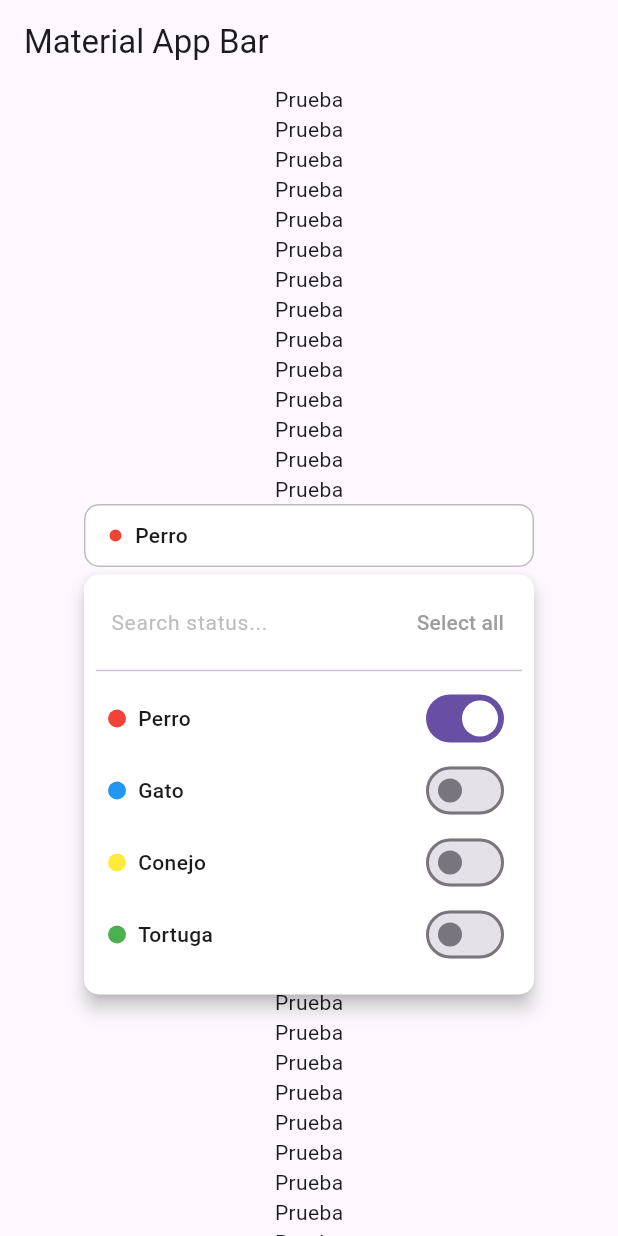
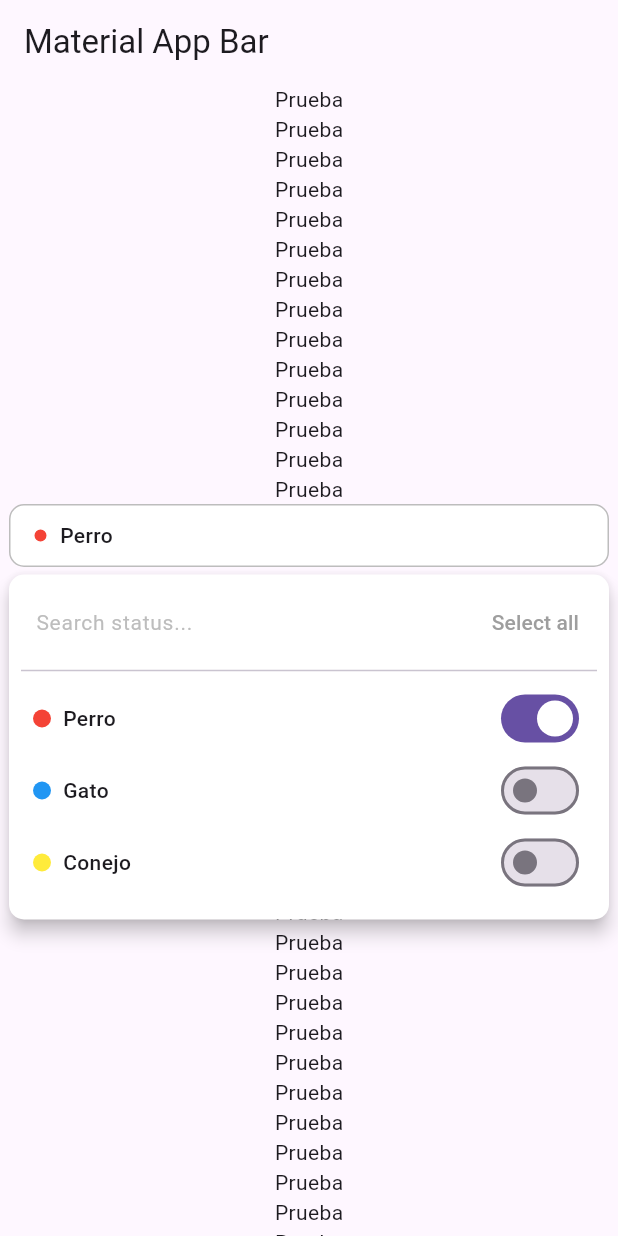
Before and after one commit to DarienRomero/flutter_stage_status_picker, a Flutter app: the screen it shows after launch, after a tap on "Perro", on a phone screen of 412 x 824 dp. Run offline on Flutter 3.47's test engine with Material 3 defaults, Android fonts, the phone set to English and light mode, and no system bars; our stand-ins replace diacritic.

Commit message:
feat: add parameters

```diff
--- a/example/lib/state_status_picker_example.dart
+++ b/example/lib/state_status_picker_example.dart
@@ -65,7 +65,8 @@ class _StateStatusPickerExampleState extends State<StateStatusPickerExample> {
   Widget build(BuildContext context) {
     return StateStatusPicker(
       options: list,
-      width: 300,
+      width: 400,
+      overlayHeight: 150,
       onChanged: (List<StatusPickerOption> options) {
         setState(() {
           list = options;
--- a/lib/flutter_stage_status_picker.dart
+++ b/lib/flutter_stage_status_picker.dart
@@ -8,16 +8,34 @@ class StateStatusPicker extends StatefulWidget {
   final double width;
   final List<StatusPickerOption> options;
   final Function(List<StatusPickerOption>) onChanged;
-  final String placeholderBox;
-  final String placeholderOverlay;
+  final String boxPlaceholder;
+  final String overlayPlaceholder;
+  final Color boxPlaceholderTextColor;
+  final Color? boxTextColor;
+  final double boxBorderRadius;
+  final Color boxBorderColor;
+  final Color overlayHintTextColor;
+  final Color? overlayOptionTextColor;
+  final double overlayHeight;
+  final String overlaySelectAllText;
+  final Color overlaySelectAllTextColor;
 
   const StateStatusPicker({
     super.key,
     required this.width,
     required this.options,
     required this.onChanged,
-    this.placeholderBox = "Select",
-    this.placeholderOverlay = "Search status...",
+    this.boxPlaceholder = "Select",
+    this.overlayPlaceholder = "Search status...",
+    this.boxPlaceholderTextColor = Colors.grey,
+    this.boxTextColor,
+    this.boxBorderRadius = 10,
+    this.boxBorderColor = const Color(0xFFBDBDBD),
+    this.overlayHintTextColor = const Color(0xFFBDBDBD),
+    this.overlayOptionTextColor,
+    this.overlayHeight = 200,
+    this.overlaySelectAllText = "Select all",
+    this.overlaySelectAllTextColor = const Color(0xFF9E9E9E),
   });
 
   @override
@@ -53,7 +71,12 @@ class _StateStatusPickerState extends State<StateStatusPicker> {
         onSelectAll: (){},
         onChanged: widget.onChanged,
         options: widget.options,
-        placeholder: widget.placeholderOverlay,
+        placeholder: widget.overlayPlaceholder,
+        hintTextColor: widget.overlayHintTextColor,
+        optionTextColor: widget.overlayOptionTextColor,
+        overlayHeight: widget.overlayHeight,
+        selectAllText: widget.overlaySelectAllText,
+        selectAllTextColor: widget.overlaySelectAllTextColor,
       )
     );
 
@@ -86,16 +109,16 @@ class _StateStatusPickerState extends State<StateStatusPicker> {
               padding: const EdgeInsets.symmetric(horizontal: 15, vertical: 10),
               decoration: BoxDecoration(
                 color: Colors.white,
-                borderRadius: BorderRadius.circular(10),
-                border: Border.all(color: Colors.grey[400]!),
+                borderRadius: BorderRadius.circular(widget.boxBorderRadius),
+                border: Border.all(color: widget.boxBorderColor),
               ),
               child: SingleChildScrollView(
                 scrollDirection: Axis.horizontal,
                 child: Row(
                   mainAxisSize: MainAxisSize.min,
                   children: [
-                    selectedOptions.isEmpty ? Text(widget.placeholderBox, style: TextStyle(
-                      color: Colors.grey[500]!
+                    selectedOptions.isEmpty ? Text(widget.boxPlaceholder, style: TextStyle(
+                      color: widget.boxPlaceholderTextColor
                     )) :
                     Container(
                       width: 8 * selectedOptions.length + 2,
@@ -134,8 +157,9 @@ class _StateStatusPickerState extends State<StateStatusPicker> {
                         ).toList()
                       ),
                     ),
-                    Text(selectedOptions.map((e) => e.label).join(", "), style: const TextStyle(
-                      fontWeight: FontWeight.w500
+                    Text(selectedOptions.map((e) => e.label).join(", "), style: TextStyle(
+                      fontWeight: FontWeight.w500,
+                      color: widget.boxTextColor
                     )),
                   ],
                 ),
--- a/lib/overlay_content.dart
+++ b/lib/overlay_content.dart
@@ -14,6 +14,11 @@ class OverlayContent extends StatefulWidget {
   final Function(List<StatusPickerOption>) onChanged;
   final List<StatusPickerOption> options;
   final String? placeholder;
+  final Color hintTextColor;
+  final Color selectAllTextColor;
+  final Color? optionTextColor;
+  final double overlayHeight;
+  final String selectAllText;
 
   const OverlayContent({
     super.key,
@@ -24,7 +29,12 @@ class OverlayContent extends StatefulWidget {
     required this.onSelectAll,
     required this.onChanged,
     required this.options,
-    this.placeholder
+    this.placeholder,
+    required this.hintTextColor,
+    required this.selectAllTextColor,
+    required this.optionTextColor,
+    required this.overlayHeight,
+    required this.selectAllText
   });
 
   @override
@@ -71,10 +81,9 @@ class _OverlayContentState extends State<OverlayContent> {
                         child: TextField(
                           controller: widget.controller,
                           decoration: InputDecoration(
-                            // prefixIcon: Icon(Icons.search, color: Colors.grey[400]),
                             hintText: widget.placeholder,
                             hintStyle: TextStyle(
-                              color: Colors.grey[400],
+                              color: widget.hintTextColor,
                               fontWeight: FontWeight.w400,
                               fontSize: 14
                             ),
@@ -84,10 +93,8 @@ class _OverlayContentState extends State<OverlayContent> {
                           onChanged: (value) {
                             setState(() {});
                           },
-                          // onChanged: widget.onChanged
                         ),
                       ),
-                      // Botón adicional dentro del Dropdown
                       TextButton(
                         onPressed: () {
                           setState(() {
@@ -97,8 +104,8 @@ class _OverlayContentState extends State<OverlayContent> {
                           });
                           widget.onChanged(innerOptions);
                         },
-                        child: Text("Select all", style: TextStyle(
-                          color: Colors.grey[500],
+                        child: Text(widget.selectAllText, style: TextStyle(
+                          color: widget.selectAllTextColor,
                           fontSize: 14
                         )),
                       ),
@@ -107,7 +114,7 @@ class _OverlayContentState extends State<OverlayContent> {
                   const Divider(),
                   // Lista de opciones
                   SizedBox(
-                    height: 200,
+                    height: widget.overlayHeight,
                     child: ListView.builder(
                       padding: EdgeInsets.zero,
                       itemCount: filteredOptions.length,
@@ -134,8 +141,9 @@ class _OverlayContentState extends State<OverlayContent> {
                                       right: 8
                                     ),
                                   ),
-                                  Text(option.label, style: const TextStyle(
-                                    fontWeight: FontWeight.w500
+                                  Text(option.label, style: TextStyle(
+                                    fontWeight: FontWeight.w500,
+                                    color: widget.optionTextColor
                                   )),
                                 ],
                               ),
```
